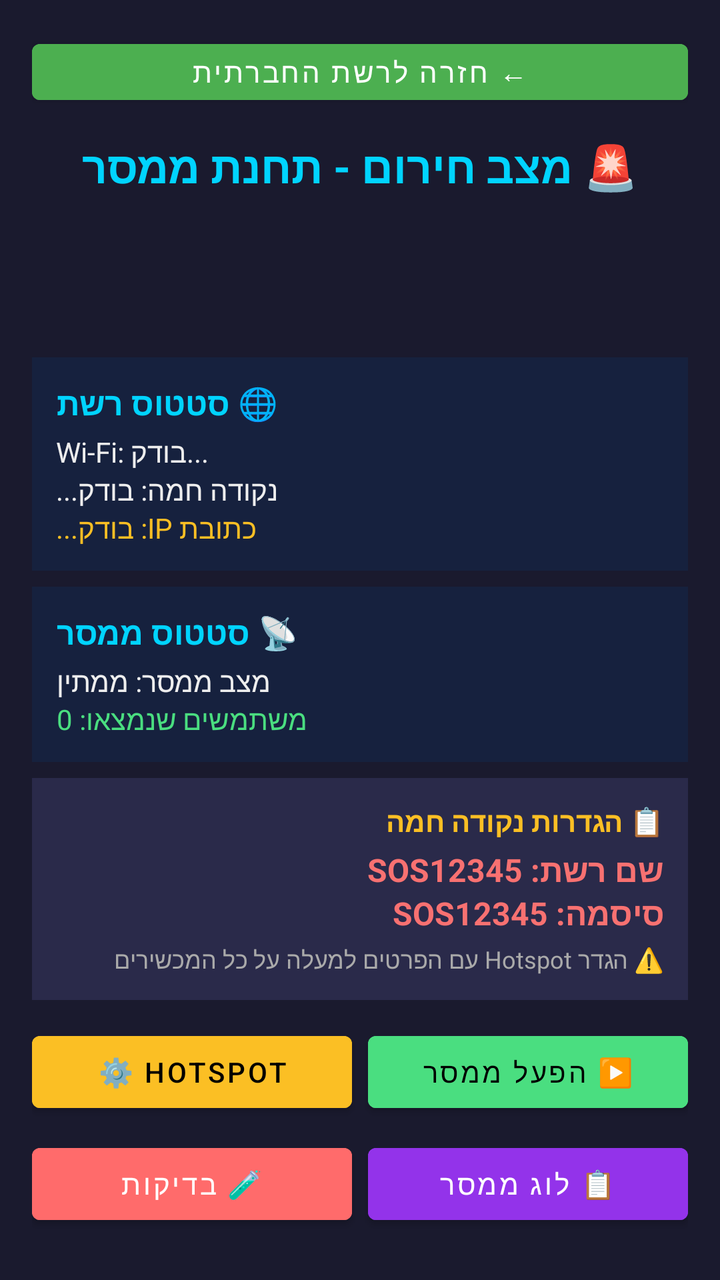
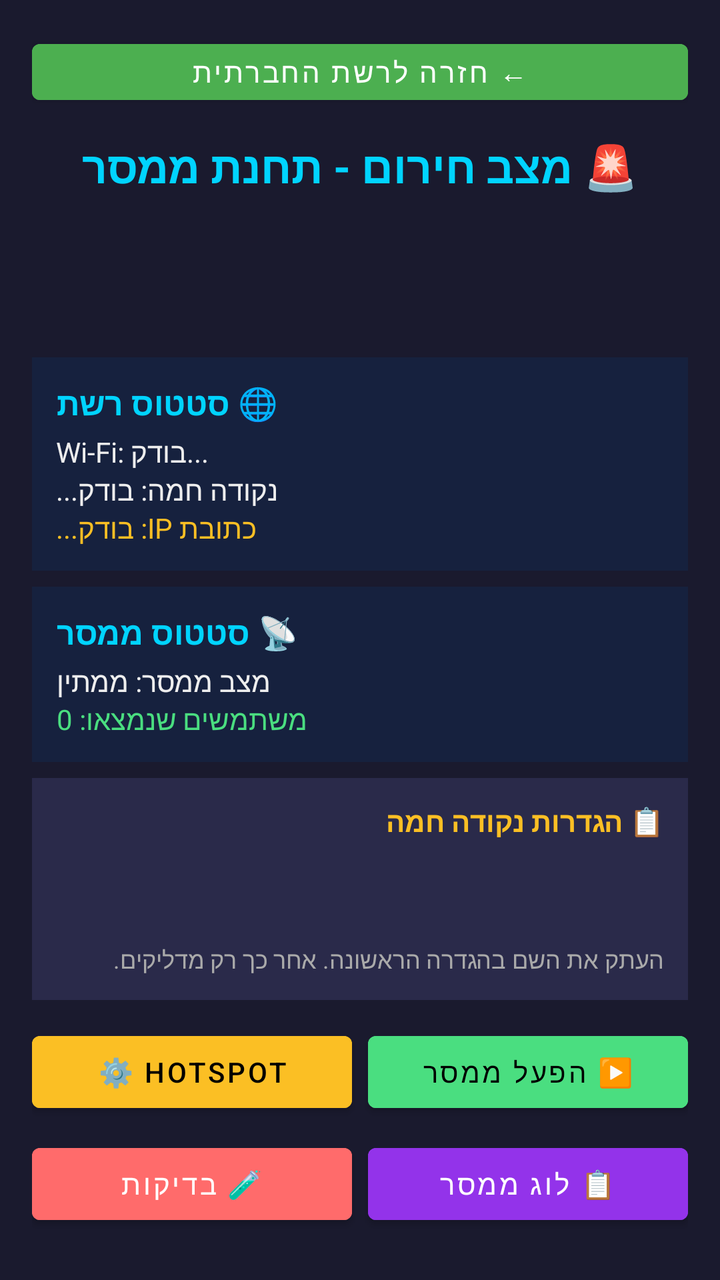

The first picture is an Android layout as it rendered before a commit; the second is the same layout after the commit. The layout source and the unified diff follow.
<!-- AndroidManifest.xml: activity theme Theme.SosShell -->
<!-- res/layout/activity_sos_emergency.xml -->
<?xml version="1.0" encoding="utf-8"?>
<LinearLayout xmlns:android="http://schemas.android.com/apk/res/android"
    android:layout_width="match_parent"
    android:layout_height="match_parent"
    android:background="#1a1a2e"
    android:gravity="center_horizontal"
    android:orientation="vertical"
    android:padding="16dp">

    <Button
        android:id="@+id/backToNetworkButton"
        android:layout_width="match_parent"
        android:layout_height="40dp"
        android:layout_marginBottom="12dp"
        android:backgroundTint="#4CAF50"
        android:text="← חזרה לרשת החברתית"
        android:textColor="#ffffff" />

    <TextView
        android:layout_width="wrap_content"
        android:layout_height="wrap_content"
        android:paddingBottom="16dp"
        android:text="🚨 מצב חירום - תחנת ממסר"
        android:textColor="#00d4ff"
        android:textSize="22sp"
        android:textStyle="bold" />

    <TextView
        android:id="@+id/networkName"
        android:layout_width="wrap_content"
        android:layout_height="wrap_content"
        android:textColor="#4ade80"
        android:textSize="18sp" />

    <TextView
        android:id="@+id/networkPassword"
        android:layout_width="wrap_content"
        android:layout_height="wrap_content"
        android:paddingTop="4dp"
        android:textColor="#4ade80"
        android:textSize="18sp" />

    <LinearLayout
        android:layout_width="match_parent"
        android:layout_height="wrap_content"
        android:layout_marginTop="12dp"
        android:background="#16213e"
        android:orientation="vertical"
        android:padding="12dp">

        <TextView
            android:layout_width="wrap_content"
            android:layout_height="wrap_content"
            android:text="🌐 סטטוס רשת"
            android:textColor="#00d4ff"
            android:textSize="16sp"
            android:textStyle="bold" />

        <TextView
            android:id="@+id/wifiStatus"
            android:layout_width="wrap_content"
            android:layout_height="wrap_content"
            android:paddingTop="4dp"
            android:text="Wi-Fi: בודק..."
            android:textColor="#eeeeee"
            android:textSize="14sp" />

        <TextView
            android:id="@+id/hotspotStatus"
            android:layout_width="wrap_content"
            android:layout_height="wrap_content"
            android:text="נקודה חמה: בודק..."
            android:textColor="#eeeeee"
            android:textSize="14sp" />

        <TextView
            android:id="@+id/ipAddress"
            android:layout_width="wrap_content"
            android:layout_height="wrap_content"
            android:text="כתובת IP: בודק..."
            android:textColor="#fbbf24"
            android:textSize="14sp" />
    </LinearLayout>

    <LinearLayout
        android:layout_width="match_parent"
        android:layout_height="wrap_content"
        android:layout_marginTop="8dp"
        android:background="#16213e"
        android:orientation="vertical"
        android:padding="12dp">

        <TextView
            android:layout_width="wrap_content"
            android:layout_height="wrap_content"
            android:text="📡 סטטוס ממסר"
            android:textColor="#00d4ff"
            android:textSize="16sp"
            android:textStyle="bold" />

        <TextView
            android:id="@+id/relayStatus"
            android:layout_width="wrap_content"
            android:layout_height="wrap_content"
            android:paddingTop="4dp"
            android:text="מצב ממסר: ממתין"
            android:textColor="#eeeeee"
            android:textSize="14sp" />

        <TextView
            android:id="@+id/usersStatus"
            android:layout_width="wrap_content"
            android:layout_height="wrap_content"
            android:text="משתמשים שנמצאו: 0"
            android:textColor="#4ade80"
            android:textSize="14sp" />
    </LinearLayout>

    <LinearLayout
        android:layout_width="match_parent"
        android:layout_height="wrap_content"
        android:layout_marginTop="8dp"
        android:background="#2a2a4a"
        android:orientation="vertical"
        android:padding="12dp">

        <TextView
            android:layout_width="match_parent"
            android:layout_height="wrap_content"
            android:text="📋 הגדרות נקודה חמה"
            android:textColor="#fbbf24"
            android:textSize="14sp"
            android:textStyle="bold" />

        <TextView
            android:layout_width="match_parent"
            android:layout_height="wrap_content"
            android:paddingTop="4dp"
            android:text="שם רשת: SOS12345"
            android:textColor="#f87171"
            android:textSize="16sp"
            android:textStyle="bold" />

        <TextView
            android:layout_width="match_parent"
            android:layout_height="wrap_content"
            android:text="סיסמה: SOS12345"
            android:textColor="#f87171"
            android:textSize="16sp"
            android:textStyle="bold" />

        <TextView
            android:layout_width="match_parent"
            android:layout_height="wrap_content"
            android:paddingTop="4dp"
            android:text="⚠️ הגדר Hotspot עם הפרטים למעלה על כל המכשירים"
            android:textColor="#aaaaaa"
            android:textSize="12sp" />
    </LinearLayout>

    <LinearLayout
        android:layout_width="match_parent"
        android:layout_height="wrap_content"
        android:layout_marginTop="12dp"
        android:gravity="center"
        android:orientation="horizontal">

        <Button
            android:id="@+id/openHotspotSettingsButton"
            android:layout_width="0dp"
            android:layout_height="48dp"
            android:layout_marginEnd="4dp"
            android:layout_weight="1"
            android:backgroundTint="#fbbf24"
            android:text="⚙️ Hotspot"
            android:textColor="#000000" />

        <Button
            android:id="@+id/startRelayButton"
            android:layout_width="0dp"
            android:layout_height="48dp"
            android:layout_marginStart="4dp"
            android:layout_weight="1"
            android:backgroundTint="#4ade80"
            android:text="▶️ הפעל ממסר"
            android:textColor="#000000" />
    </LinearLayout>

    <LinearLayout
        android:layout_width="match_parent"
        android:layout_height="wrap_content"
        android:layout_marginTop="8dp"
        android:gravity="center"
        android:orientation="horizontal">

        <Button
            android:id="@+id/runTestsButton"
            android:layout_width="0dp"
            android:layout_height="48dp"
            android:layout_marginEnd="4dp"
            android:layout_weight="1"
            android:backgroundTint="#ff6b6b"
            android:text="🧪 בדיקות"
            android:textColor="#ffffff" />

        <Button
            android:id="@+id/serviceLogButton"
            android:layout_width="0dp"
            android:layout_height="48dp"
            android:layout_marginStart="4dp"
            android:layout_weight="1"
            android:backgroundTint="#9333ea"
            android:text="📋 לוג ממסר"
            android:textColor="#ffffff" />
    </LinearLayout>

    <LinearLayout
        android:layout_width="match_parent"
        android:layout_height="wrap_content"
        android:gravity="center_vertical"
        android:orientation="horizontal"
        android:paddingTop="16dp">

        <TextView
            android:layout_width="0dp"
            android:layout_height="wrap_content"
            android:layout_weight="1"
            android:text="📜 לוג מסך"
            android:textColor="#888888"
            android:textSize="14sp" />

        <Button
            android:id="@+id/copyLogButton"
            android:layout_width="wrap_content"
            android:layout_height="40dp"
            android:backgroundTint="#58a6ff"
            android:text="העתק לוג"
            android:textColor="#000000" />
    </LinearLayout>

    <ScrollView
        android:id="@+id/logScroll"
        android:layout_width="match_parent"
        android:layout_height="0dp"
        android:layout_marginTop="8dp"
        android:layout_weight="1"
        android:background="#0d1117">

        <TextView
            android:id="@+id/logView"
            android:layout_width="match_parent"
            android:layout_height="wrap_content"
            android:fontFamily="monospace"
            android:padding="8dp"
            android:textColor="#58a6ff"
            android:textIsSelectable="true"
            android:textSize="11sp" />
    </ScrollView>
</LinearLayout>
<!-- resources referenced by this layout -->
<resources>
  <style name="Theme.SosShell" parent="Theme.MaterialComponents.DayNight.NoActionBar">
          <item name="android:statusBarColor">#000000</item>
          <item name="android:navigationBarColor">#000000</item>
          <item name="android:windowBackground">#000000</item>
          <item name="colorPrimary">#2D88FF</item>
      </style>
</resources>

<!-- the commit's change to res/layout/activity_sos_emergency.xml (unified diff, before → after) -->
@@ -1,11 +1,16 @@
 <?xml version="1.0" encoding="utf-8"?>
-<LinearLayout xmlns:android="http://schemas.android.com/apk/res/android"
+<FrameLayout xmlns:android="http://schemas.android.com/apk/res/android"
     android:layout_width="match_parent"
     android:layout_height="match_parent"
-    android:background="#1a1a2e"
-    android:gravity="center_horizontal"
-    android:orientation="vertical"
-    android:padding="16dp">
+    android:background="#1a1a2e">
+
+    <LinearLayout
+        android:id="@+id/stationRoot"
+        android:layout_width="match_parent"
+        android:layout_height="match_parent"
+        android:gravity="center_horizontal"
+        android:orientation="vertical"
+        android:padding="16dp">
 
     <Button
         android:id="@+id/backToNetworkButton"
@@ -133,18 +138,18 @@
             android:textStyle="bold" />
 
         <TextView
+            android:id="@+id/hotspotHintSsid"
             android:layout_width="match_parent"
             android:layout_height="wrap_content"
             android:paddingTop="4dp"
-            android:text="שם רשת: SOS12345"
             android:textColor="#f87171"
             android:textSize="16sp"
             android:textStyle="bold" />
 
         <TextView
-            android:layout_width="match_parent"
-            android:layout_height="wrap_content"
-            android:text="סיסמה: SOS12345"
+            android:id="@+id/hotspotHintPassword"
+            android:layout_width="match_parent"
+            android:layout_height="wrap_content"
             android:textColor="#f87171"
             android:textSize="16sp"
             android:textStyle="bold" />
@@ -153,7 +158,7 @@
             android:layout_width="match_parent"
             android:layout_height="wrap_content"
             android:paddingTop="4dp"
-            android:text="⚠️ הגדר Hotspot עם הפרטים למעלה על כל המכשירים"
+            android:text="העתק את השם בהגדרה הראשונה. אחר כך רק מדליקים."
             android:textColor="#aaaaaa"
             android:textSize="12sp" />
     </LinearLayout>
@@ -256,4 +261,186 @@
             android:textIsSelectable="true"
             android:textSize="11sp" />
     </ScrollView>
-</LinearLayout>
+    </LinearLayout>
+
+    <include layout="@layout/layout_sos_emergency_wizard" />
+</FrameLayout>
+<!-- res/layout/layout_sos_emergency_wizard.xml (included above) -->
+<?xml version="1.0" encoding="utf-8"?>
+<ScrollView xmlns:android="http://schemas.android.com/apk/res/android"
+    android:id="@+id/wizardRoot"
+    android:layout_width="match_parent"
+    android:layout_height="match_parent"
+    android:background="#1a1a2e"
+    android:fillViewport="true"
+    android:visibility="gone">
+
+    <LinearLayout
+        android:layout_width="match_parent"
+        android:layout_height="wrap_content"
+        android:gravity="center_horizontal"
+        android:orientation="vertical"
+        android:padding="20dp">
+
+        <TextView
+            android:layout_width="match_parent"
+            android:layout_height="wrap_content"
+            android:fontFamily="monospace"
+            android:text="@string/emergency_wizard_title"
+            android:textColor="#00d4ff"
+            android:textSize="18sp"
+            android:textStyle="bold" />
+
+        <ViewFlipper
+            android:id="@+id/wizardFlipper"
+            android:layout_width="match_parent"
+            android:layout_height="wrap_content"
+            android:layout_marginTop="20dp">
+
+            <LinearLayout
+                android:layout_width="match_parent"
+                android:layout_height="wrap_content"
+                android:orientation="vertical">
+
+                <TextView
+                    android:layout_width="match_parent"
+                    android:layout_height="wrap_content"
+                    android:text="@string/emergency_wizard_ssid_label"
+                    android:textColor="#eeeeee"
+                    android:textSize="16sp" />
+
+                <TextView
+                    android:id="@+id/wizardSsidValue"
+                    android:layout_width="match_parent"
+                    android:layout_height="wrap_content"
+                    android:layout_marginTop="12dp"
+                    android:background="#0d1117"
+                    android:fontFamily="monospace"
+                    android:gravity="center"
+                    android:padding="16dp"
+                    android:textColor="#4ade80"
+                    android:textSize="28sp"
+                    android:textStyle="bold" />
+
+                <Button
+                    android:id="@+id/wizardCopySsid"
+                    android:layout_width="match_parent"
+                    android:layout_height="52dp"
+                    android:layout_marginTop="20dp"
+                    android:backgroundTint="#00d4ff"
+                    android:text="@string/emergency_wizard_copy"
+                    android:textColor="#000000" />
+
+                <Button
+                    android:id="@+id/wizardContinue"
+                    android:layout_width="match_parent"
+                    android:layout_height="52dp"
+                    android:layout_marginTop="8dp"
+                    android:backgroundTint="#4ade80"
+                    android:enabled="false"
+                    android:text="@string/emergency_wizard_continue"
+                    android:textColor="#000000"
+                    android:visibility="gone" />
+            </LinearLayout>
+
+            <LinearLayout
+                android:layout_width="match_parent"
+                android:layout_height="wrap_content"
+                android:orientation="vertical">
+
+                <TextView
+                    android:layout_width="match_parent"
+                    android:layout_height="wrap_content"
+                    android:text="@string/emergency_wizard_howto_title"
+                    android:textColor="#fbbf24"
+                    android:textSize="18sp"
+                    android:textStyle="bold" />
+
+                <TextView
+                    android:layout_width="match_parent"
+                    android:layout_height="wrap_content"
+                    android:layout_marginTop="12dp"
+                    android:lineSpacingExtra="6dp"
+                    android:text="@string/emergency_wizard_howto_body"
+                    android:textColor="#eeeeee"
+                    android:textSize="15sp" />
+
+                <TextView
+                    android:id="@+id/wizardPasswordValue"
+                    android:layout_width="match_parent"
+                    android:layout_height="wrap_content"
+                    android:layout_marginTop="16dp"
+                    android:background="#0d1117"
+                    android:fontFamily="monospace"
+                    android:gravity="center"
+                    android:padding="12dp"
+                    android:textColor="#f87171"
+                    android:textSize="18sp"
+                    android:textStyle="bold" />
+
+                <Button
+                    android:id="@+id/wizardCopyPassword"
+                    android:layout_width="match_parent"
+                    android:layout_height="52dp"
+                    android:layout_marginTop="12dp"
+                    android:backgroundTint="#00d4ff"
+                    android:text="@string/emergency_wizard_copy_password"
+                    android:textColor="#000000" />
+
+                <Button
+                    android:id="@+id/wizardOpenHotspot"
+                    android:layout_width="match_parent"
+                    android:layout_height="52dp"
+                    android:layout_marginTop="8dp"
+                    android:backgroundTint="#fbbf24"
+                    android:text="@string/emergency_wizard_open_hotspot"
+                    android:textColor="#000000" />
+            </LinearLayout>
+
+            <LinearLayout
+                android:layout_width="match_parent"
+                android:layout_height="wrap_content"
+                android:orientation="vertical">
+
+                <TextView
+                    android:id="@+id/wizardVerifyTitle"
+                    android:layout_width="match_parent"
+                    android:layout_height="wrap_content"
+                    android:text="@string/emergency_wizard_verify_title"
+                    android:textColor="#00d4ff"
+                    android:textSize="18sp"
+                    android:textStyle="bold" />
+
+                <TextView
+                    android:id="@+id/wizardVerifyStatus"
+                    android:layout_width="match_parent"
+                    android:layout_height="wrap_content"
+                    android:layout_marginTop="16dp"
+                    android:fontFamily="monospace"
+                    android:lineSpacingExtra="6dp"
+                    android:textColor="#eeeeee"
+                    android:textSize="14sp" />
+
+                <Button
+                    android:id="@+id/wizardRetry"
+                    android:layout_width="match_parent"
+                    android:layout_height="52dp"
+                    android:layout_marginTop="20dp"
+                    android:backgroundTint="#fbbf24"
+                    android:text="@string/emergency_wizard_retry"
+                    android:textColor="#000000"
+                    android:visibility="gone" />
+
+                <Button
+                    android:id="@+id/wizardEnter"
+                    android:layout_width="match_parent"
+                    android:layout_height="52dp"
+                    android:layout_marginTop="8dp"
+                    android:backgroundTint="#4ade80"
+                    android:text="@string/emergency_wizard_enter"
+                    android:textColor="#000000"
+                    android:visibility="gone" />
+            </LinearLayout>
+        </ViewFlipper>
+    </LinearLayout>
+</ScrollView>
<!-- resource entries referenced after the edit -->
@@ -1,5 +1,16 @@
 <!-- resources referenced by this layout -->
 <resources>
+  <string name="emergency_wizard_continue">המשך</string>
+  <string name="emergency_wizard_copy">העתק שם תחנה</string>
+  <string name="emergency_wizard_copy_password">העתק סיסמה</string>
+  <string name="emergency_wizard_enter">כניסה לתחנת ממסר</string>
+  <string name="emergency_wizard_howto_body">1. ייפתח מסך הנקודה החמה של הטלפון.\n2. שם רשת — הדבק את מה שהועתק.\n3. סיסמה — הדבק את הסיסמה למטה.\n4. שמור, הדלק, וחזור ל־SOS.</string>
+  <string name="emergency_wizard_howto_title">שלב הבא: נקודה חמה</string>
+  <string name="emergency_wizard_open_hotspot">פתח נקודה חמה</string>
+  <string name="emergency_wizard_retry">הדלק נקודה חמה וחזור</string>
+  <string name="emergency_wizard_ssid_label">זה שם הרשת שלך</string>
+  <string name="emergency_wizard_title">SOS // אות קריאה</string>
+  <string name="emergency_wizard_verify_title">בודק תחנה…</string>
   <style name="Theme.SosShell" parent="Theme.MaterialComponents.DayNight.NoActionBar">
           <item name="android:statusBarColor">#000000</item>
           <item name="android:navigationBarColor">#000000</item>
